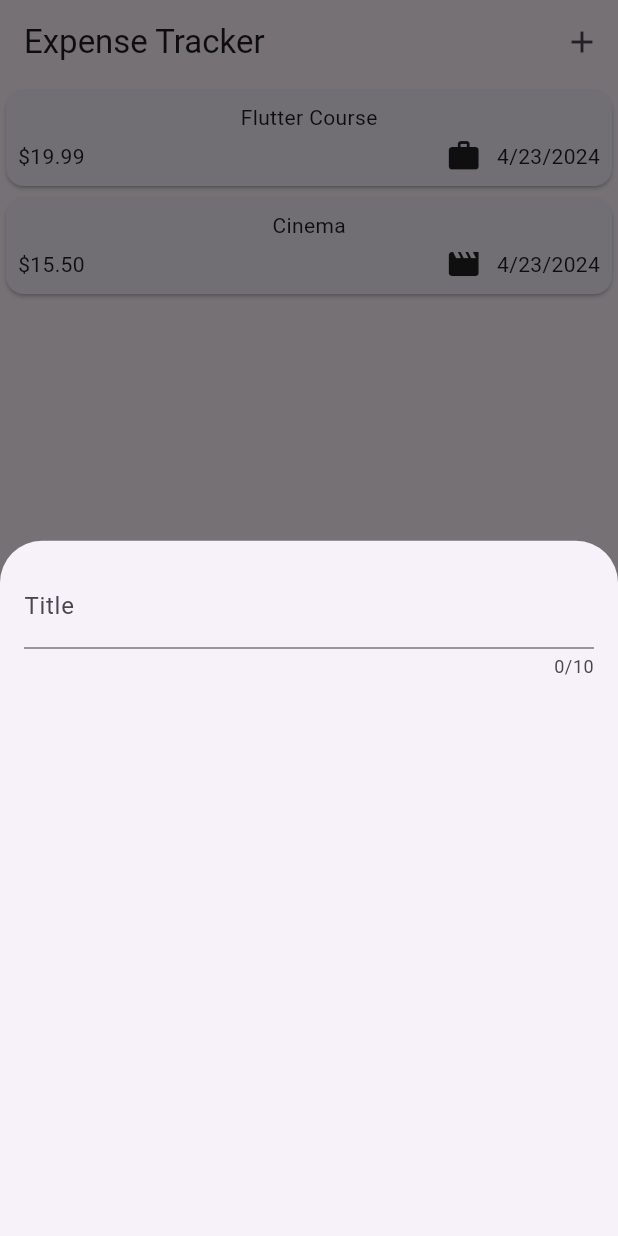
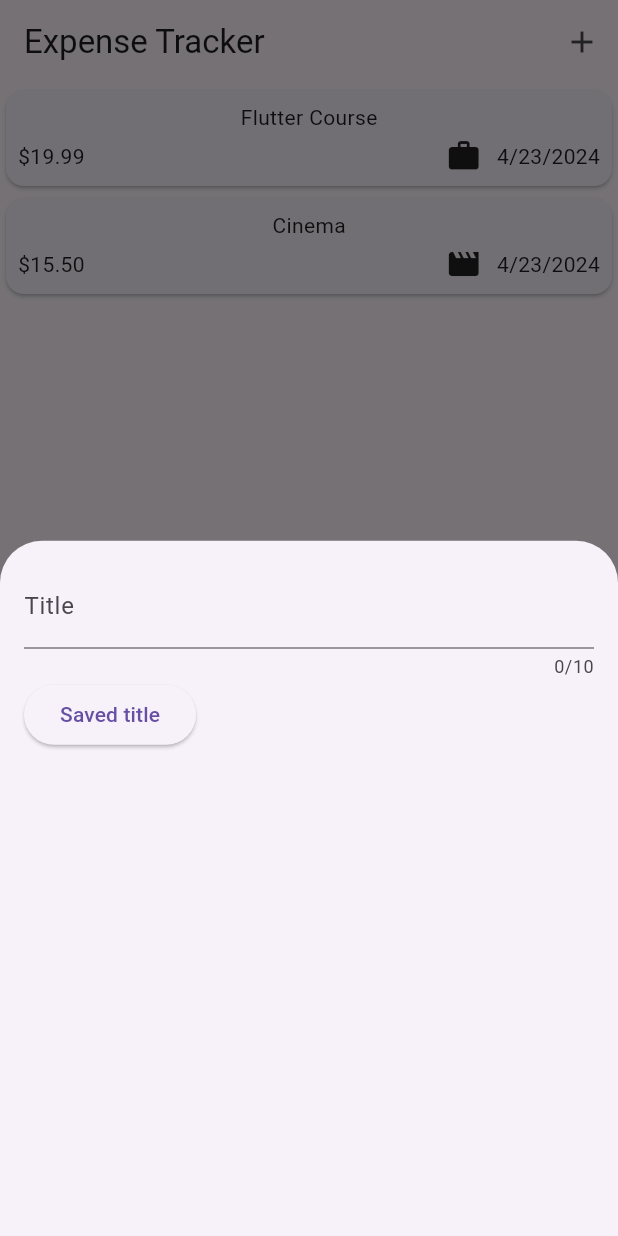
Before and after one commit to IvanRobak/expense_tracker, a Flutter app: the screen it shows after launch, after a tap on the "add" icon, on a phone screen of 412 x 824 dp. Run offline on Flutter 3.47's test engine with Material 3 defaults, Android fonts, the phone set to English and light mode, and no system bars.

Commit message:
_savedTitleInput

```diff
--- a/lib/widget/new_expense.dart
+++ b/lib/widget/new_expense.dart
@@ -8,16 +8,32 @@ class NewExpense extends StatefulWidget {
 }
 
 class _NewExpenseState extends State<NewExpense> {
+  var enteredInput = '';
+
+  void _savedTitleInput(String inputValue) {
+    enteredInput = inputValue;
+  }
+
   @override
   Widget build(BuildContext context) {
-    return const Padding(
-      padding: EdgeInsets.all(16),
+    return Padding(
+      padding: const EdgeInsets.all(16),
       child: Column(
         children: [
           TextField(
+            onChanged: _savedTitleInput,
             maxLength: 10,
-            decoration: InputDecoration(label: Text('Title')),
+            decoration: const InputDecoration(label: Text('Title')),
           ),
+          Row(
+            children: [
+              ElevatedButton(
+                  onPressed: () {
+                    print(enteredInput);
+                  },
+                  child: const Text('Saved title'))
+            ],
+          )
         ],
       ),
     );
```
